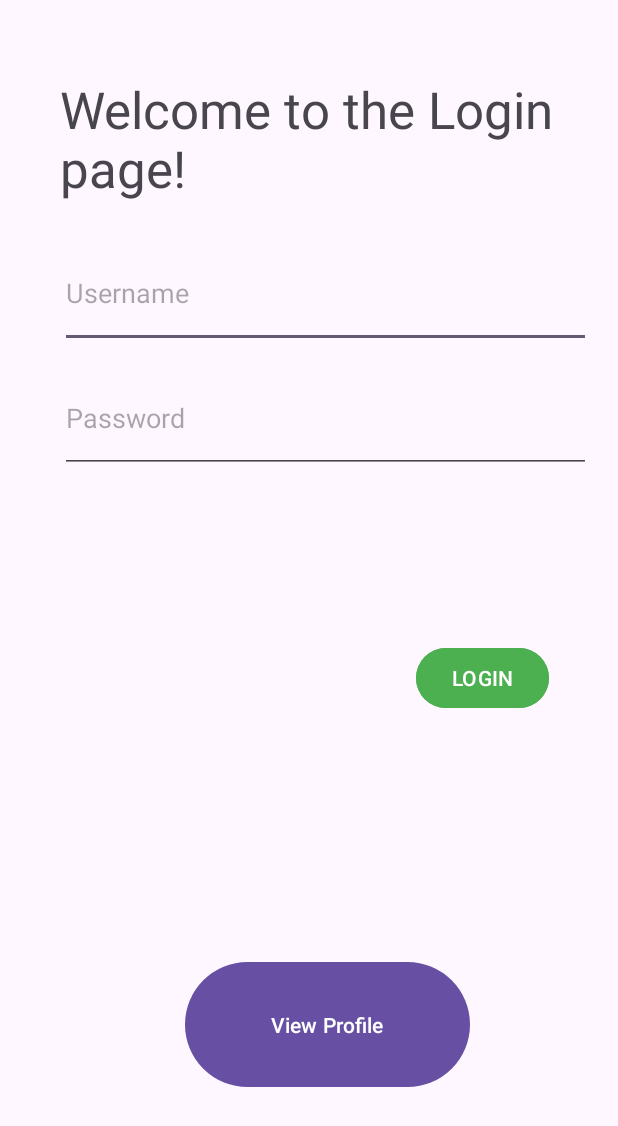
After one commit to WyattCake1/CS411Silver, an Android app built with Jetpack Compose: the LoginPage screen opened directly, with no data from a screen before it, on a phone screen of 412 x 824 dp. The commit adds this screen. Shown: the top 1126 px of the screen. Run offline under Robolectric (Android 15) with nearby library versions, the phone set to English and light mode, and no system bars; libraries missing offline, so code that uses them is left out: org.json.simple.

Commit message:
Initial Login Page plus build error fixes

```diff
--- a/frontend/app/build.gradle.kts
+++ b/frontend/app/build.gradle.kts
@@ -53,7 +53,9 @@ dependencies {
     implementation(libs.ui.tooling.preview)
     implementation(libs.material3)
     implementation(libs.okhttp)
-    testImplementation(libs.junit)
+    implementation ("com.googlecode.json-simple:json-simple:1.1.1")
+    implementation(libs.junit)
+
     androidTestImplementation(libs.ext.junit)
     androidTestImplementation(libs.espresso.core)
     androidTestImplementation(platform(libs.compose.bom))
--- /dev/null
+++ b/frontend/app/src/main/java/com/rolecall/LoginPage.java
@@ -0,0 +1,166 @@
+
+package com.rolecall;
+
+import android.content.Intent;
+import android.os.Bundle;
+import android.view.View;
+import android.widget.Button;
+import android.widget.EditText;
+import android.widget.Toast;
+
+import androidx.activity.EdgeToEdge;
+import androidx.appcompat.app.AppCompatActivity;
+import androidx.core.graphics.Insets;
+import androidx.core.view.ViewCompat;
+import androidx.core.view.WindowInsetsCompat;
+
+import com.example.rolecall.R;
+
+import java.io.BufferedReader;
+import java.io.InputStreamReader;
+import java.net.HttpURLConnection;
+import java.net.URL;
+import java.net.URLEncoder;
+import org.json.simple.JSONArray;
+
+import org.json.simple.JSONObject;
+
+import org.json.simple.parser.*;
+import java.net.URLEncoder;
+
+
+
+public class LoginPage extends AppCompatActivity {
+    String enteredData;
+    String enteredPassword;
+
+
+    public String getEnteredPassword() {
+        return enteredPassword;
+    }
+
+    public void setEnteredPassword(String enteredPassword) {
+        this.enteredPassword = enteredPassword;
+    }
+
+
+
+    public String getEnteredData() {
+        return enteredData;
+    }
+
+    public void setEnteredData(String enteredData) {
+        this.enteredData = enteredData;
+    }
+
+    @Override
+    protected void onCreate(Bundle savedInstanceState) {
+
+        super.onCreate(savedInstanceState);
+        EdgeToEdge.enable(this);
+        setContentView(R.layout.activity_login_page);
+        EditText editText;
+        EditText editPassword;
+        EditText editEmail;
+        Button submitButton;
+
+        editText = (EditText) findViewById(R.id.editText);
+        editPassword= (EditText)findViewById(R.id.editpassword);
+        submitButton = (Button) findViewById(R.id.submitButton);
+
+
+        submitButton.setOnClickListener(
+                new View.OnClickListener() {
+                    @Override
+                    public void onClick(View view) {
+
+                        setEnteredData(editText.getText().toString());
+                        setEnteredPassword(editPassword.getText().toString());
+
+
+                        Thread HttpThread= new  Thread(() -> {
+                            try {
+
+                                String urlString = "http://localhost:5000/login";
+                                String username = "Berhans";
+                                String password = "BEESecret";
+                                JSONParser jsonParser = new JSONParser();
+
+
+                                String encodedParams = "username=" + URLEncoder.encode(username, "UTF-8") +
+                                        "&password=" + URLEncoder.encode(password, "UTF-8");
+
+                                urlString+= "?"+encodedParams;
+                                URL url = new URL(urlString);
+
+
+                                HttpURLConnection conn = (HttpURLConnection) url.openConnection();
+                                conn.setRequestMethod("GET");
+
+
+                                int responseCode = conn.getResponseCode();
+                                if (responseCode == 200) {
+
+                                    BufferedReader in = new BufferedReader(new InputStreamReader(conn.getInputStream()));
+                                    String inputLine;
+                                    StringBuilder content = new StringBuilder();
+
+                                    while ((inputLine = in.readLine()) != null) {
+                                        content.append(inputLine);
+                                    }
+
+                                    in.close();
+                                    conn.disconnect();
+
+                                    String holder = "";
+                                    JSONParser parser = new JSONParser();
+                                    JSONArray jsonResponse = (JSONArray) parser.parse(content.toString());
+                                    for (Object element : jsonResponse) {
+                                        // Each element is a JSONObject
+                                        JSONObject jsonObject = (JSONObject) element;
+
+                                        // Access individual fields in the JSONObject
+                                        String name = (String) jsonObject.get("name");
+                                        String SQLpassword = (String) jsonObject.get("password");
+                                        holder=SQLpassword;
+
+                                        System.out.println("Your Username: " + name + ", Your Password: " + SQLpassword);
+                                    }
+
+
+                                    if (holder == "") {
+                                        System.out.println("Wrong login.");
+
+                                    } else {
+                                        System.out.println("Success");
+
+                                    }
+
+
+                                } else {
+                                    System.out.println("Request failed with status: " + responseCode);
+                                }
+                            } catch (Exception e) {
+                                e.printStackTrace();
+                            }
+                        });HttpThread.start();
+                    }
+                });
+
+        Button mybutton = findViewById(R.id.nextButton);
+        mybutton.setOnClickListener(new View.OnClickListener() {
+            @Override
+            public void onClick(View view) {
+                Intent intent = new Intent(view.getContext(), Profile.class);
+                intent.putExtra("Username",enteredData);
+                intent.putExtra("Password",enteredPassword);
+                view.getContext().startActivity(intent);}
+        });
+
+        ViewCompat.setOnApplyWindowInsetsListener(findViewById(R.id.main), (v, insets) -> {
+            Insets systemBars = insets.getInsets(WindowInsetsCompat.Type.systemBars());
+            v.setPadding(systemBars.left, systemBars.top, systemBars.right, systemBars.bottom);
+            return insets;
+        });
+    }
+}
--- /dev/null
+++ b/frontend/app/src/main/res/layout/activity_login_page.xml
@@ -0,0 +1,71 @@
+<?xml version="1.0" encoding="utf-8"?>
+<androidx.constraintlayout.widget.ConstraintLayout xmlns:android="http://schemas.android.com/apk/res/android"
+    xmlns:app="http://schemas.android.com/apk/res-auto"
+    xmlns:tools="http://schemas.android.com/tools"
+    android:id="@+id/main"
+    android:layout_width="match_parent"
+    android:layout_height="match_parent"
+    tools:context="com.rolecall.LoginPage">
+
+    <TextView
+        android:layout_width="332dp"
+        android:layout_height="85dp"
+        android:text="Welcome to the Login page!"
+        android:textSize="34sp"
+        app:layout_constraintBottom_toBottomOf="parent"
+        app:layout_constraintEnd_toEndOf="parent"
+        app:layout_constraintHorizontal_bias="0.497"
+        app:layout_constraintStart_toStartOf="parent"
+        app:layout_constraintTop_toTopOf="parent"
+        app:layout_constraintVertical_bias="0.068" />
+
+    <EditText
+        android:id="@+id/editText"
+        android:layout_width="354dp"
+        android:layout_height="73dp"
+        android:hint="Username"
+        app:layout_constraintBottom_toBottomOf="parent"
+        app:layout_constraintHorizontal_bias="0.684"
+        app:layout_constraintLeft_toLeftOf="parent"
+        app:layout_constraintRight_toRightOf="parent"
+        app:layout_constraintTop_toTopOf="parent"
+        app:layout_constraintVertical_bias="0.211" />
+
+    <EditText
+        android:id="@+id/editpassword"
+        android:layout_width="354dp"
+        android:layout_height="73dp"
+        android:hint="Password"
+        app:layout_constraintBottom_toBottomOf="parent"
+        app:layout_constraintHorizontal_bias="0.684"
+        app:layout_constraintLeft_toLeftOf="parent"
+        app:layout_constraintRight_toRightOf="parent"
+        app:layout_constraintTop_toTopOf="parent"
+        app:layout_constraintVertical_bias="0.322" />
+
+
+    <Button
+        android:id="@+id/submitButton"
+        android:layout_width="wrap_content"
+        android:layout_height="wrap_content"
+        android:layout_marginTop="196dp"
+        android:layout_marginEnd="28dp"
+        android:backgroundTint="#4CAF50"
+        android:text="LOGIN"
+        android:textColor="@color/white"
+        app:layout_constraintEnd_toEndOf="@+id/editText"
+        app:layout_constraintTop_toBottomOf="@+id/editText" />
+
+    <Button
+        android:id="@+id/nextButton"
+        android:layout_width="190dp"
+        android:layout_height="91dp"
+        android:text="View Profile"
+        app:layout_constraintBottom_toBottomOf="parent"
+        app:layout_constraintEnd_toEndOf="parent"
+        app:layout_constraintHorizontal_bias="0.556"
+        app:layout_constraintStart_toStartOf="parent"
+        app:layout_constraintTop_toTopOf="parent"
+        app:layout_constraintVertical_bias="0.87" />
+
+</androidx.constraintlayout.widget.ConstraintLayout>
```
Also changed, not shown: frontend/app/src/main/AndroidManifest.xml (+8 -3 lines), frontend/app/src/main/java/com/rolecall/MainActivity.java (+9 -0 lines), frontend/app/src/main/res/layout/activity_main.xml (+10 -0 lines).
